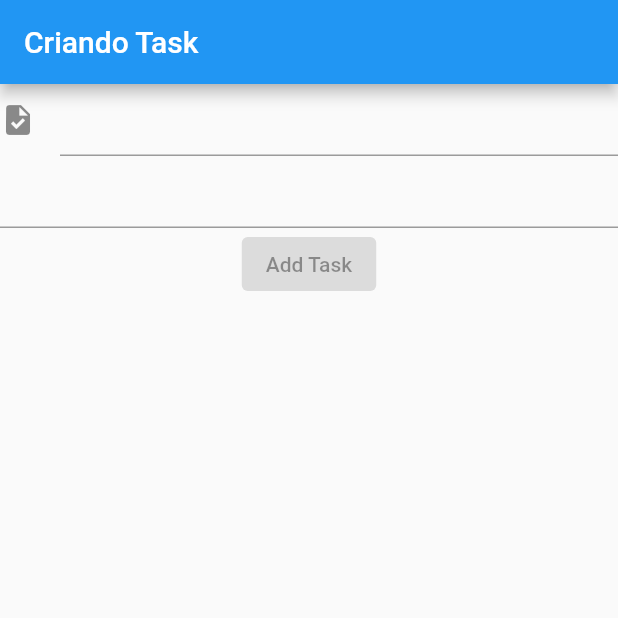
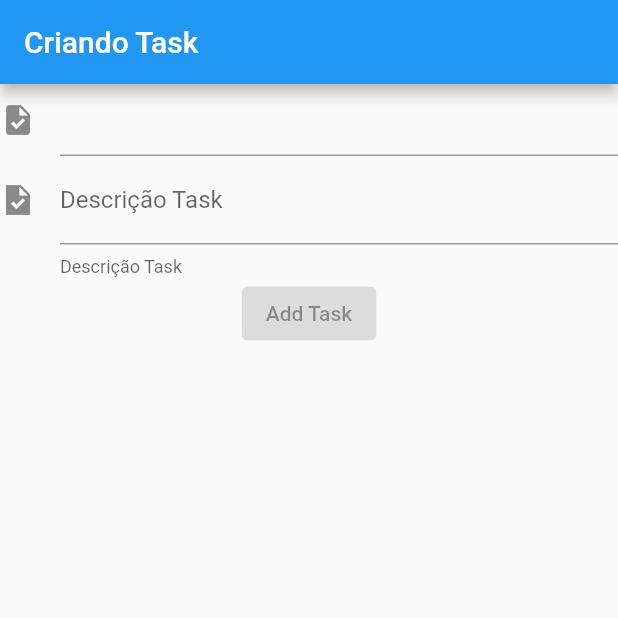
Before and after one commit to WillAPS/crud_flutter, a Flutter app: the screen it shows after launch, on a phone screen of 412 x 824 dp, the top half of it. Run offline on Flutter 3.47's test engine with Material 2 defaults, Android fonts, the phone set to English and light mode, and no system bars.

```diff
--- a/lib/main.dart
+++ b/lib/main.dart
@@ -29,7 +29,13 @@ class FormAddTask extends StatelessWidget {
         TextField(
           decoration: InputDecoration(prefixText: "AAA", icon: Icon(Icons.task), suffixText: "Task"),
         ),
-        TextField(),
+        TextField(
+          decoration: InputDecoration(
+            icon: Icon(Icons.task_sharp),
+            labelText: "Descrição Task",
+            helperText: "Descrição Task",
+          ),
+        ),
         ElevatedButton(onPressed: null, child: Text("Add Task"))
       ]),
     );
```
Also changed, not shown: 1 other file.
